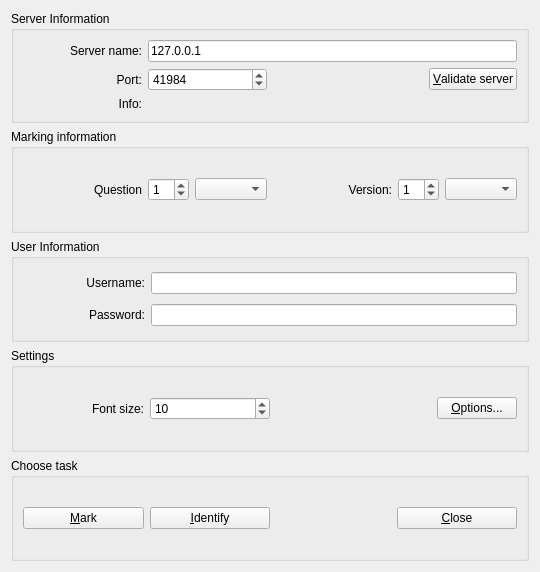
First picture: the form in qtCreatorFiles/ui_chooser.ui, repository plomgrading/plom, before the edit.
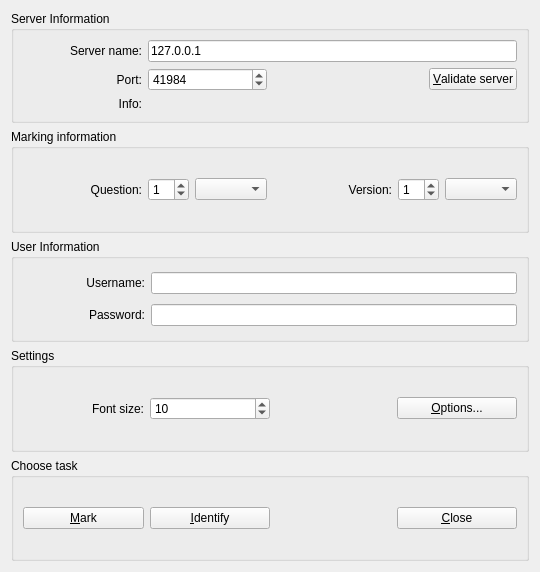
Second picture: the form after the edit.

Commit message:
Simplify Chooser's internal UI layout
Use a QHBoxLayout instead of grid and no need for a special layout just
for the options button.  This means by default it will size similar to
the close button, which looks nicer to me.

```diff
--- a/qtCreatorFiles/ui_chooser.ui
+++ b/qtCreatorFiles/ui_chooser.ui
@@ -143,7 +143,7 @@
       <item row="0" column="0">
        <widget class="QLabel" name="pgLabel">
         <property name="text">
-         <string>Question</string>
+         <string>Question:</string>
         </property>
         <property name="alignment">
          <set>Qt::AlignRight|Qt::AlignTrailing|Qt::AlignVCenter</set>
@@ -214,8 +214,8 @@
      <property name="title">
       <string>Settings</string>
      </property>
-     <layout class="QGridLayout" name="gridLayout_4" columnstretch="1,1,1,1">
-      <item row="0" column="0">
+     <layout class="QHBoxLayout" name="horizontalLayout_2" stretch="1,1,1,1">
+      <item>
        <widget class="QLabel" name="fontLabel">
         <property name="sizePolicy">
          <sizepolicy hsizetype="Expanding" vsizetype="Preferred">
@@ -231,7 +231,7 @@
         </property>
        </widget>
       </item>
-      <item row="0" column="1">
+      <item>
        <widget class="QSpinBox" name="fontSB">
         <property name="sizePolicy">
          <sizepolicy hsizetype="Expanding" vsizetype="Fixed">
@@ -250,19 +250,11 @@
         </property>
        </widget>
       </item>
-      <item row="0" column="2" colspan="2">
-       <layout class="QHBoxLayout" name="horizontalLayout_3">
         <item>
          <spacer name="horizontalSpacer_2">
           <property name="orientation">
            <enum>Qt::Horizontal</enum>
           </property>
-          <property name="sizeHint" stdset="0">
-           <size>
-            <width>40</width>
-            <height>20</height>
-           </size>
-          </property>
          </spacer>
         </item>
         <item>
@@ -273,8 +265,6 @@
          </widget>
         </item>
        </layout>
-      </item>
-     </layout>
     </widget>
    </item>
    <item>
@@ -302,12 +292,6 @@
         <property name="orientation">
          <enum>Qt::Horizontal</enum>
         </property>
-        <property name="sizeHint" stdset="0">
-         <size>
-          <width>40</width>
-          <height>20</height>
-         </size>
-        </property>
        </spacer>
       </item>
       <item>
```
Left out of the diff: 1 changed line with no effect on the pictures. Lines whose indentation alone changed are shown as unchanged. The commit also changes 1 other file.
